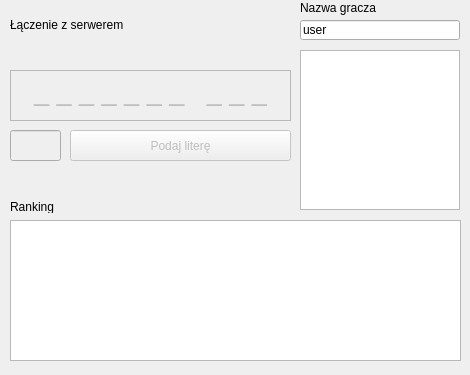
First picture: the form in Wisielec/gamewindow.ui, repository Dombearx/Wisielec, before the edit.
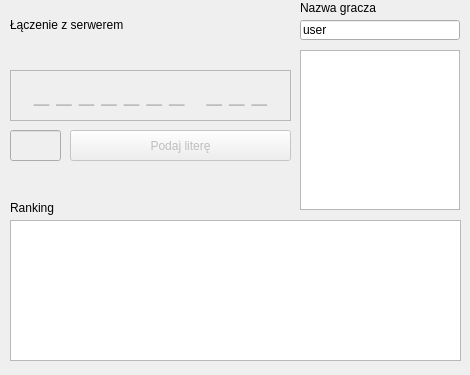
Second picture: the form after the edit.

The edit to the form file:
```diff
--- a/Wisielec/gamewindow.ui
+++ b/Wisielec/gamewindow.ui
@@ -141,8 +141,8 @@
     <rect>
      <x>10</x>
      <y>200</y>
-     <width>47</width>
-     <height>13</height>
+     <width>71</width>
+     <height>16</height>
     </rect>
    </property>
    <property name="text">
```
Left out of the diff: 2 changed lines with no effect on the pictures.
